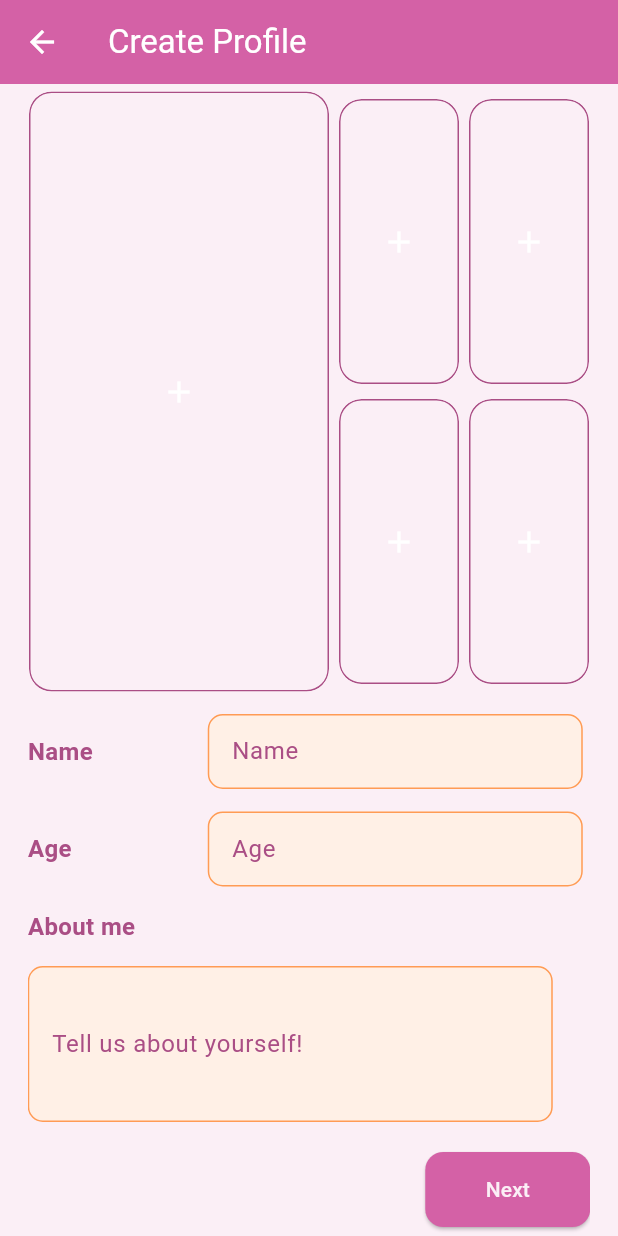
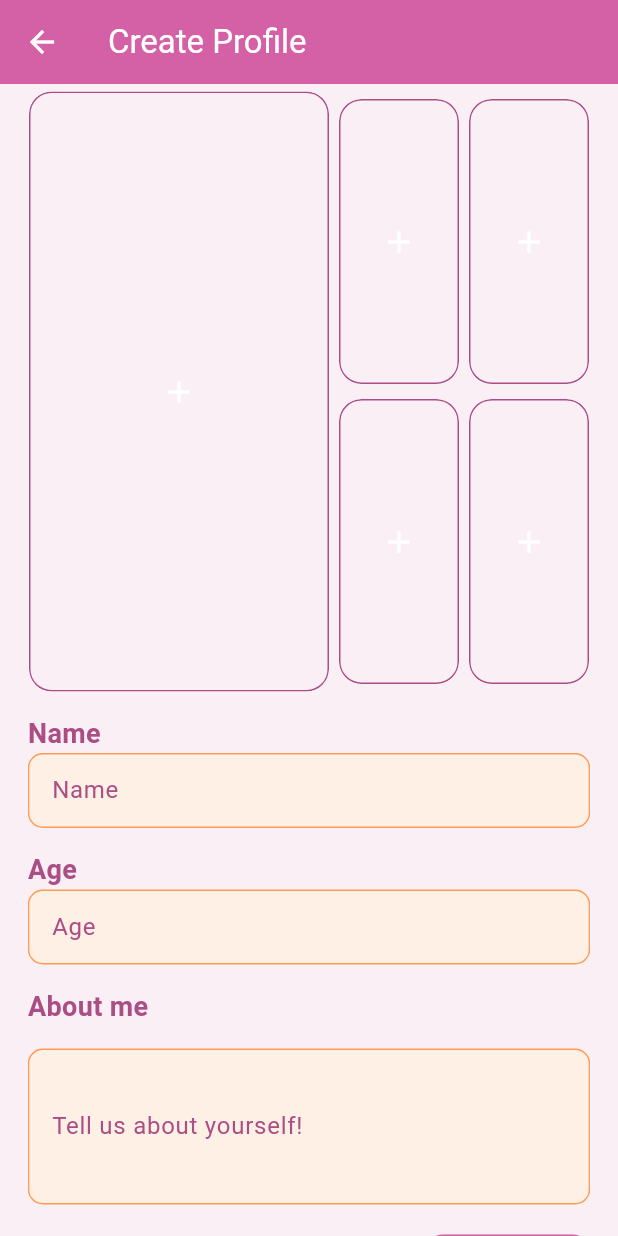
Before and after one commit to mayasaltzman/FNGR, a Flutter app: the CreateProfilePage screen opened directly, on a phone screen of 412 x 824 dp. Run offline on Flutter 3.47's test engine with Material 3 defaults, Android fonts, the light colour scheme and no system bars; our stand-ins replace auto_size_text, cloud_firestore, firebase_auth, firebase_core, geocoding, geolocator and 2 more; missing offline and left inert: flutter_chat_core, flutter_chat_ui; accounts and stored records are empty; Roboto replaces fonts that are missing (Gilroy-bold).

Commit message:
update to single column

```diff
--- a/lib/main.dart
+++ b/lib/main.dart
@@ -46,8 +46,8 @@ class MyApp extends StatelessWidget {
               bodySmall: TextStyle(fontSize: 14))),
       debugShowCheckedModeBanner: false,
       // home: const HomePage(),
-      //home: const LoginPage(),
-      home: const CreateProfilePage(),
+      home: const LoginPage(),
+      //home: const CreateProfilePage(),
     );
   }
 }
--- a/lib/pages/profile/create_profile_page.dart
+++ b/lib/pages/profile/create_profile_page.dart
@@ -4,6 +4,7 @@ import 'package:flutter/material.dart';
 import 'package:multi_dropdown/multi_dropdown.dart';
 import 'package:cloud_firestore/cloud_firestore.dart';
 import 'package:image_picker/image_picker.dart';
+import 'package:auto_size_text/auto_size_text.dart';
 import '../../main.dart';
 
 //styles for profile page
@@ -12,10 +13,10 @@ abstract class ProfileStyles {
   static const textInputWidth = 250.0;
 
   static TextStyle inputHeader = const TextStyle(
-      fontWeight: FontWeight.bold, color: Color(0xFFAA4E85), fontSize: 16);
+      fontWeight: FontWeight.bold, color: Color(0xFFAA4E85), fontSize: 18);
 
   static final ButtonStyle button = ElevatedButton.styleFrom(
-    backgroundColor: const Color(0xFFD461A6), // static color
+    backgroundColor: const Color(0xFFD461A6),
     fixedSize: const Size(110, 50),
     shape: const RoundedRectangleBorder(
       borderRadius: BorderRadius.all(Radius.circular(12)),
@@ -40,14 +41,16 @@ class TextInputField extends StatelessWidget {
 
   @override
   Widget build(BuildContext context) {
-    return Row(crossAxisAlignment: CrossAxisAlignment.center, children: [
+    return Column(crossAxisAlignment: CrossAxisAlignment.start, children: [
       SizedBox(
-        width: 100,
-        child: Text(textType, style: ProfileStyles.inputHeader),
+        child: Text(
+          textType,
+          style: ProfileStyles.inputHeader,
+          softWrap: true,
+        ),
       ),
       const SizedBox(width: 20),
       SizedBox(
-          width: ProfileStyles.textInputWidth,
           height: 50,
           child: TextFormField(
             controller: controller,
@@ -90,11 +93,12 @@ class TextInputFieldLong extends StatelessWidget {
 
   @override
   Widget build(BuildContext context) {
-    return Row(crossAxisAlignment: CrossAxisAlignment.center, children: [
+    return Column(crossAxisAlignment: CrossAxisAlignment.start, children: [
+      Text("About me", style: ProfileStyles.inputHeader),
+      const SizedBox(height: 15),
       SizedBox(
-          width: 350,
+          width: 400,
           child: TextFormField(
-            //add validator
             controller: controller,
             keyboardType: TextInputType.multiline,
             minLines: 3,
@@ -142,7 +146,7 @@ class ImageButton extends StatefulWidget {
 }
 
 class _ImageButtonState extends State<ImageButton> {
-  final _picker = ImagePicker(); //create instance of image picker
+  final _picker = ImagePicker();
   File? _selectedImage;
 
   @override
@@ -214,46 +218,39 @@ class MultiSelectDropdown extends StatelessWidget {
 
   @override
   Widget build(BuildContext context) {
-    return Row(crossAxisAlignment: CrossAxisAlignment.center, children: [
-      SizedBox(
-        width: 100,
-        child: Text(labelText, style: ProfileStyles.inputHeader),
-      ),
+    return Column(crossAxisAlignment: CrossAxisAlignment.start, children: [
+      SizedBox(child: Text(labelText, style: ProfileStyles.inputHeader)),
       const SizedBox(width: 20),
       SizedBox(
-          width: ProfileStyles.textInputWidth,
           child: MultiDropdown(
-            items: items, //need to add scrollable
+        items: items,
         controller: controller,
         dropdownDecoration: DropdownDecoration(
-                backgroundColor:
-                    Theme.of(context).colorScheme.primaryContainer),
+            backgroundColor: Theme.of(context).colorScheme.primaryContainer),
         dropdownItemDecoration: DropdownItemDecoration(
             textColor: Theme.of(context).colorScheme.primaryFixed,
             selectedBackgroundColor: Theme.of(context).colorScheme.primary,
             selectedTextColor: Theme.of(context).colorScheme.primaryFixed),
         fieldDecoration: FieldDecoration(
             showClearIcon: false,
-                labelStyle: TextStyle(
-                    color: Theme.of(context).colorScheme.primaryFixed),
-                backgroundColor:
-                    Theme.of(context).colorScheme.tertiaryContainer,
+            labelStyle:
+                TextStyle(color: Theme.of(context).colorScheme.primaryFixed),
+            backgroundColor: Theme.of(context).colorScheme.tertiaryContainer,
             hintStyle: TextStyle(
                 color: Theme.of(context).colorScheme.primaryFixed,
                 fontSize: 18),
             border: OutlineInputBorder(
-                    borderSide: BorderSide(
-                        color: Theme.of(context).colorScheme.tertiary),
+                borderSide:
+                    BorderSide(color: Theme.of(context).colorScheme.tertiary),
                 borderRadius: BorderRadius.circular(10)),
             suffixIcon: Icon(Icons.arrow_drop_down,
                 color: Theme.of(context).colorScheme.primaryFixed)),
         chipDecoration: ChipDecoration(
             backgroundColor: Theme.of(context).colorScheme.primaryContainer,
-                labelStyle: TextStyle(
-                    color: Theme.of(context).colorScheme.primaryFixed),
+            labelStyle:
+                TextStyle(color: Theme.of(context).colorScheme.primaryFixed),
             deleteIcon: Icon(Icons.close,
-                    color: Theme.of(context).colorScheme.primaryFixed,
-                    size: 15)),
+                color: Theme.of(context).colorScheme.primaryFixed, size: 15)),
       ))
     ]);
   }
@@ -276,16 +273,16 @@ class SingleSelectDropDown extends StatelessWidget {
 
   @override
   Widget build(BuildContext context) {
-    return Row(
-      crossAxisAlignment: CrossAxisAlignment.center,
+    return Column(
+      crossAxisAlignment: CrossAxisAlignment.start,
       children: [
         SizedBox(
-          width: 100,
-          child: Text(label, style: ProfileStyles.inputHeader),
-        ),
+            child: Text(
+          label,
+          style: ProfileStyles.inputHeader,
+        )),
         const SizedBox(width: 20),
         SizedBox(
-          width: ProfileStyles.textInputWidth,
           child: DropdownButton<String>(
             hint: Text("Select",
                 style: TextStyle(
@@ -331,6 +328,7 @@ class _ProfileFormState extends State<ProfileForm> {
   bool keyInfo = true;
   bool additionalInfo = false;
 
+  //text controllers
   final TextEditingController _nameController = TextEditingController();
   final TextEditingController _ageController = TextEditingController();
   final TextEditingController _heightController = TextEditingController();
@@ -376,16 +374,13 @@ class _ProfileFormState extends State<ProfileForm> {
 
   //for conditional rendering of steps of the form
   void _updateFormStep() {
-    // _formKey.currentState!.save(); //gets values from text form
     setState(() {
       additionalInfo = !additionalInfo;
       keyInfo = !keyInfo;
     });
   }
 
-  //handles form submission
   void _submitForm() async {
-    // _formKey.currentState!.save();
     //get values from multiselect drop down and convert them to type list
     _name = _nameController.text;
     _age = _ageController.text;
@@ -571,8 +566,6 @@ class _ProfileFormState extends State<ProfileForm> {
                       labelText: "Age",
                       textType: "Age"),
                   const SizedBox(height: 15),
-                  Text("About me", style: ProfileStyles.inputHeader),
-                  const SizedBox(height: 15),
                   TextInputFieldLong(controller: _bioController),
                   const SizedBox(height: 20),
                   Align(
@@ -621,7 +614,7 @@ class _ProfileFormState extends State<ProfileForm> {
                       controller: interestsController,
                       labelText: "Interests",
                       items: interestOptions),
-                  const SizedBox(height: 70),
+                  const SizedBox(height: 15),
                   SingleSelectDropDown(
                     value: _relationshipStatus,
                     label: "Relationship Status",
@@ -653,7 +646,7 @@ class _ProfileFormState extends State<ProfileForm> {
                       });
                     },
                   ),
-                  const SizedBox(height: 50),
+                  const SizedBox(height: 20),
                   Row(
                       mainAxisAlignment: MainAxisAlignment.spaceBetween,
                       children: [
--- a/pubspec.yaml
+++ b/pubspec.yaml
@@ -38,6 +38,9 @@ dependencies:
   #lets user send messages with chat
   flutter_chat_core: ^2.8.0
 
+  #responsive text
+  auto_size_text: ^3.0.0
+
 dev_dependencies:
   flutter_test:
     sdk: flutter
```
Also changed, not shown: pubspec.lock. Lines whose indentation alone changed are shown as unchanged.
